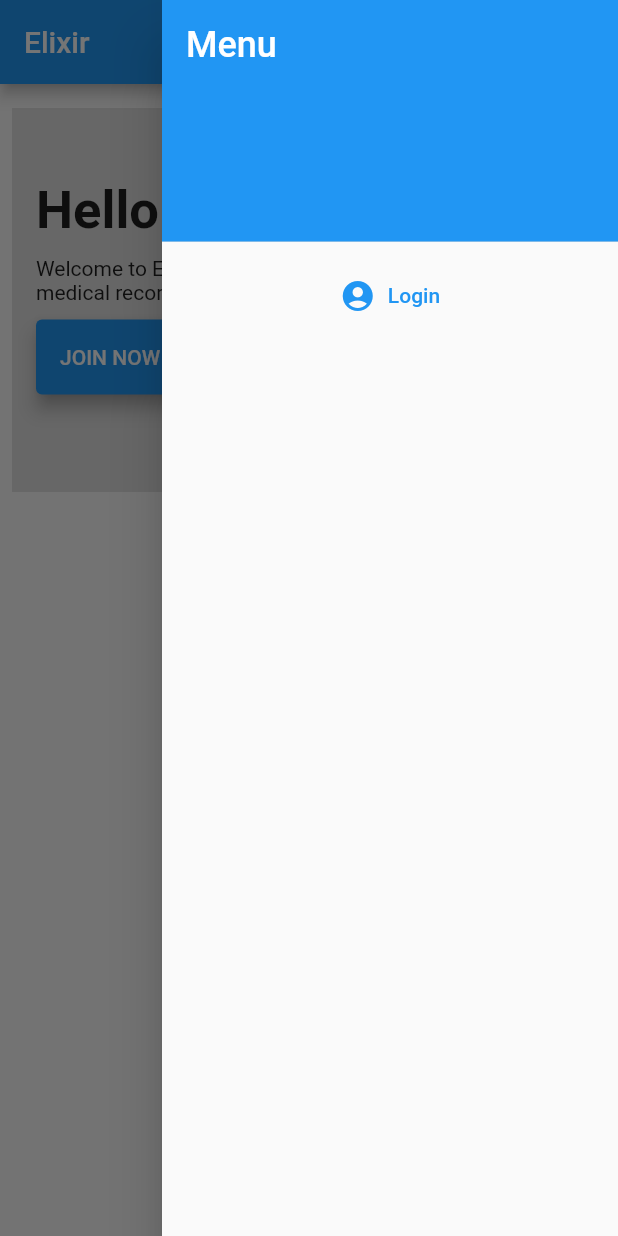
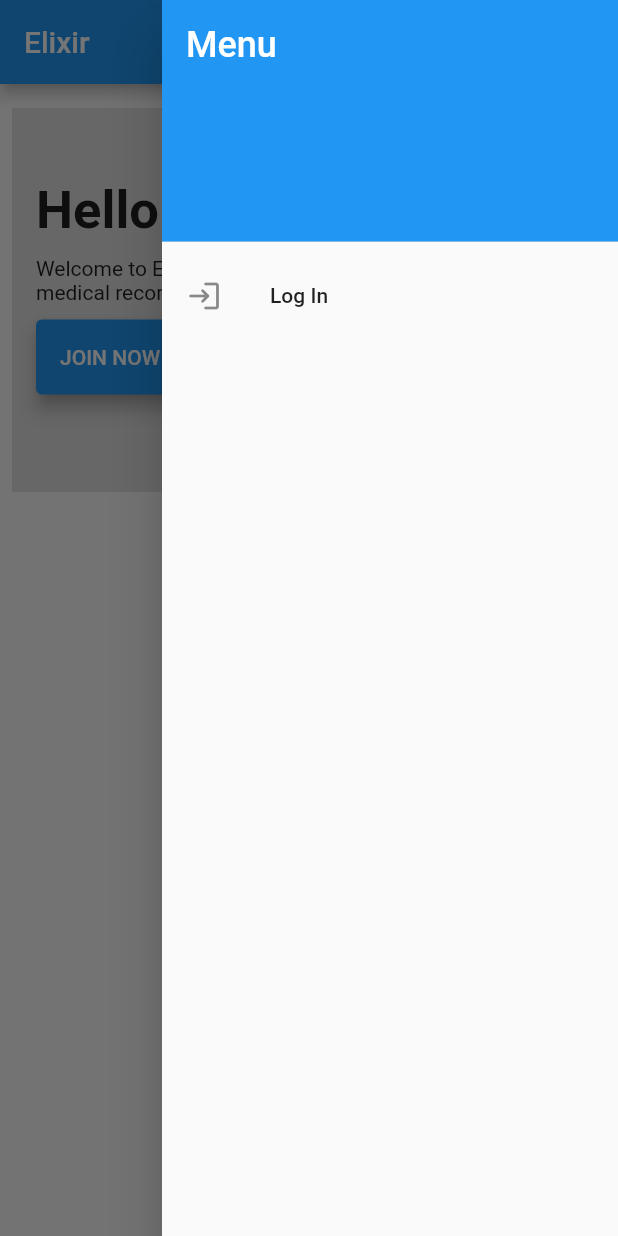
Before and after one commit to 007vedant/Flutter-Apps, a Flutter app: the screen it shows after launch, with the side drawer open, on a phone screen of 412 x 824 dp. Run offline on Flutter 3.47's test engine with Material 2 defaults, Android fonts, the phone set to English and light mode, and no system bars.

Commit message:
Fixed AppDrawer of homeScreen
1. fixed styling issues of Menu Items
2. fixed navigation issue: drawing is no longer remains open after going
   back to previous screen

```diff
--- a/elixir/lib/homeScreen.dart
+++ b/elixir/lib/homeScreen.dart
@@ -48,15 +48,14 @@ class _HomeScreenState extends State<HomeScreen> {
               ),
             ),
             ListTile(
-              title: TextButton.icon(
-                style: ButtonStyle(),
-                label: Text('Login'),
-                icon: Icon(Icons.account_circle),
-                onPressed: () {
-                  Navigator.push(context,
-                      MaterialPageRoute(builder: (context) => LoginScreen()));
-                },
-              ),
+              leading: Icon(Icons.login_rounded),
+              title: Text("Log In"),
+              onTap: () {
+                Navigator.of(context).pop();
+                Navigator.of(context).push(
+                  MaterialPageRoute(builder: (context) => LoginScreen()),
+                );
+              },
             ),
           ],
         ),
```
